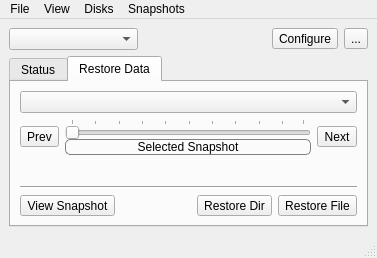
Above: lp-gui/LPMain.ui from pcbsd/pcbsd-projects before the change. Below: the same form after it.
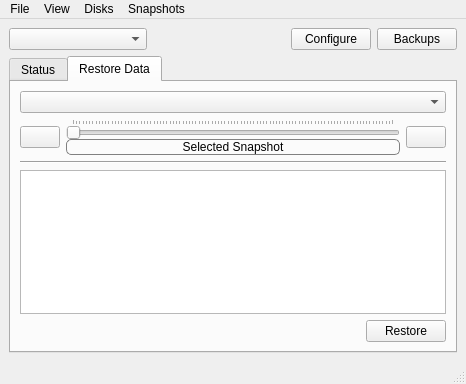
That is the form after the change. Icons and pictures are not drawn.

Commit message: Another checkpoint with the new LP gui. Now you can browse the snapshots and cycle between them easily.

Diff of the .ui file:
```diff
--- a/lp-gui/LPMain.ui
+++ b/lp-gui/LPMain.ui
@@ -6,8 +6,8 @@
    <rect>
     <x>0</x>
     <y>0</y>
-    <width>377</width>
-    <height>257</height>
+    <width>466</width>
+    <height>384</height>
    </rect>
   </property>
   <property name="windowTitle">
@@ -48,7 +48,7 @@
        </spacer>
       </item>
       <item>
-       <widget class="QToolButton" name="tool_configure">
+       <widget class="QPushButton" name="push_configure">
         <property name="statusTip">
          <string>Configure the local snapshot policies</string>
         </property>
@@ -62,12 +62,12 @@
        </widget>
       </item>
       <item>
-       <widget class="QToolButton" name="tool_configBackups">
+       <widget class="QPushButton" name="push_configBackups">
         <property name="statusTip">
          <string>Configure additional data safety procedures</string>
         </property>
         <property name="text">
-         <string>...</string>
+         <string>Backups</string>
         </property>
         <property name="icon">
          <iconset resource="lPreserve.qrc">
@@ -250,26 +250,14 @@
         <item>
          <layout class="QHBoxLayout" name="horizontalLayout_2">
           <item>
-           <widget class="QToolButton" name="tool_prevsnap">
-            <property name="statusTip">
-             <string>Select the previous (older) snapshot</string>
-            </property>
-            <property name="styleSheet">
-             <string notr="true"/>
-            </property>
+           <widget class="QPushButton" name="push_prevsnap">
             <property name="text">
-             <string>Prev</string>
+             <string/>
             </property>
             <property name="icon">
              <iconset resource="lPreserve.qrc">
               <normaloff>:/images/previous.png</normaloff>:/images/previous.png</iconset>
             </property>
-            <property name="iconSize">
-             <size>
-              <width>16</width>
-              <height>16</height>
-             </size>
-            </property>
            </widget>
           </item>
           <item>
@@ -303,12 +291,9 @@
            </layout>
           </item>
           <item>
-           <widget class="QToolButton" name="tool_nextsnap">
-            <property name="statusTip">
-             <string>Select the next (more recent) snapshot</string>
-            </property>
+           <widget class="QPushButton" name="push_nextsnap">
             <property name="text">
-             <string>Next</string>
+             <string/>
             </property>
             <property name="icon">
              <iconset resource="lPreserve.qrc">
@@ -318,19 +303,6 @@
           </item>
          </layout>
         </item>
-        <item>
-         <spacer name="verticalSpacer_2">
-          <property name="orientation">
-           <enum>Qt::Vertical</enum>
-          </property>
-          <property name="sizeHint" stdset="0">
-           <size>
-            <width>20</width>
-            <height>40</height>
-           </size>
-          </property>
-         </spacer>
-        </item>
         <item>
          <widget class="Line" name="line_2">
           <property name="orientation">
@@ -338,22 +310,24 @@
           </property>
          </widget>
         </item>
+        <item>
+         <spacer name="verticalSpacer_2">
+          <property name="orientation">
+           <enum>Qt::Vertical</enum>
+          </property>
+          <property name="sizeHint" stdset="0">
+           <size>
+            <width>20</width>
+            <height>40</height>
+           </size>
+          </property>
+         </spacer>
+        </item>
+        <item>
+         <widget class="QTreeView" name="treeView"/>
+        </item>
         <item>
          <layout class="QHBoxLayout" name="horizontalLayout_3">
-          <item>
-           <widget class="QToolButton" name="tool_viewSnapshot">
-            <property name="statusTip">
-             <string>Browse through the currently selected snapshot</string>
-            </property>
-            <property name="text">
-             <string>View Snapshot</string>
-            </property>
-            <property name="icon">
-             <iconset resource="lPreserve.qrc">
-              <normaloff>:/images/view.png</normaloff>:/images/view.png</iconset>
-            </property>
-           </widget>
-          </item>
           <item>
            <spacer name="horizontalSpacer_2">
             <property name="orientation">
@@ -368,37 +342,14 @@
            </spacer>
           </item>
           <item>
-           <widget class="QToolButton" name="tool_restoreDir">
-            <property name="statusTip">
-             <string>Revert the entire directory to the selected snapshot</string>
-            </property>
+           <widget class="QPushButton" name="push_restore">
             <property name="text">
-             <string>Restore Dir</string>
-            </property>
-            <property name="icon">
-             <iconset resource="lPreserve.qrc">
-              <normaloff>:/images/folder.png</normaloff>:/images/folder.png</iconset>
-            </property>
-            <property name="toolButtonStyle">
-             <enum>Qt::ToolButtonTextBesideIcon</enum>
-            </property>
-           </widget>
-          </item>
-          <item>
-           <widget class="QToolButton" name="tool_restoreFile">
-            <property name="statusTip">
-             <string>Retrieve file(s) from the selected snapshot</string>
-            </property>
-            <property name="text">
-             <string>Restore File</string>
+             <string>Restore</string>
             </property>
             <property name="icon">
              <iconset resource="lPreserve.qrc">
               <normaloff>:/images/copy.png</normaloff>:/images/copy.png</iconset>
             </property>
-            <property name="toolButtonStyle">
-             <enum>Qt::ToolButtonTextBesideIcon</enum>
-            </property>
            </widget>
           </item>
          </layout>
@@ -418,7 +369,7 @@
     <rect>
      <x>0</x>
      <y>0</y>
-     <width>377</width>
+     <width>466</width>
      <height>20</height>
     </rect>
    </property>
```
Left out of the diff: 50 changed lines with no effect on the pictures. The commit also changes 68 other files.
